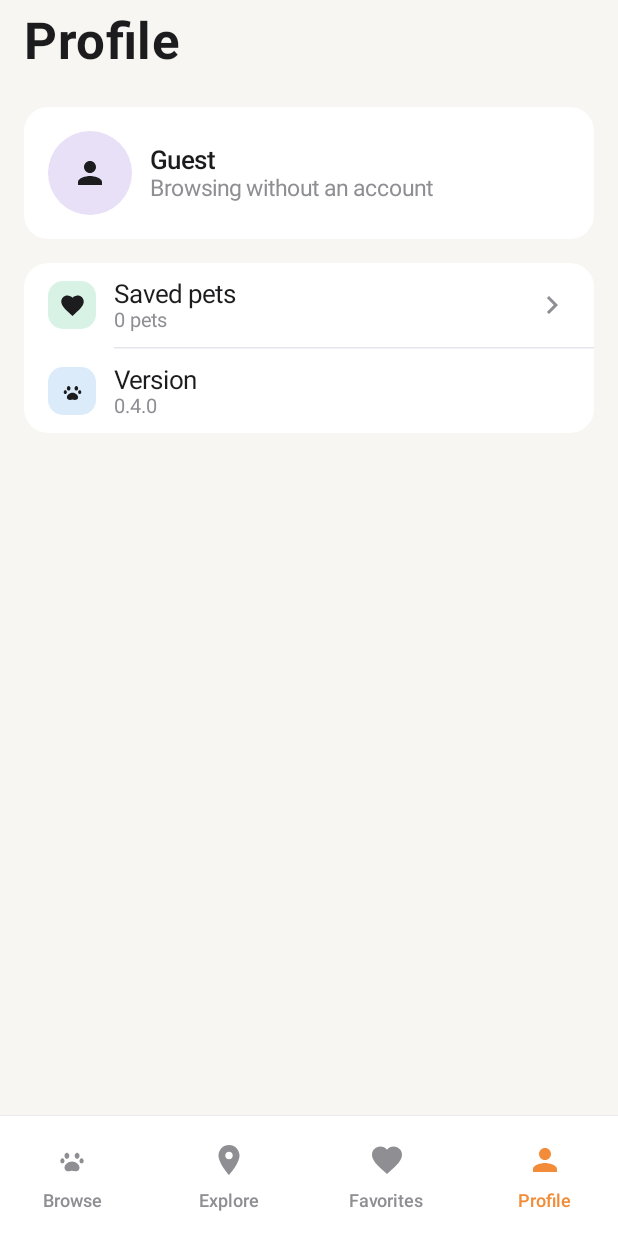
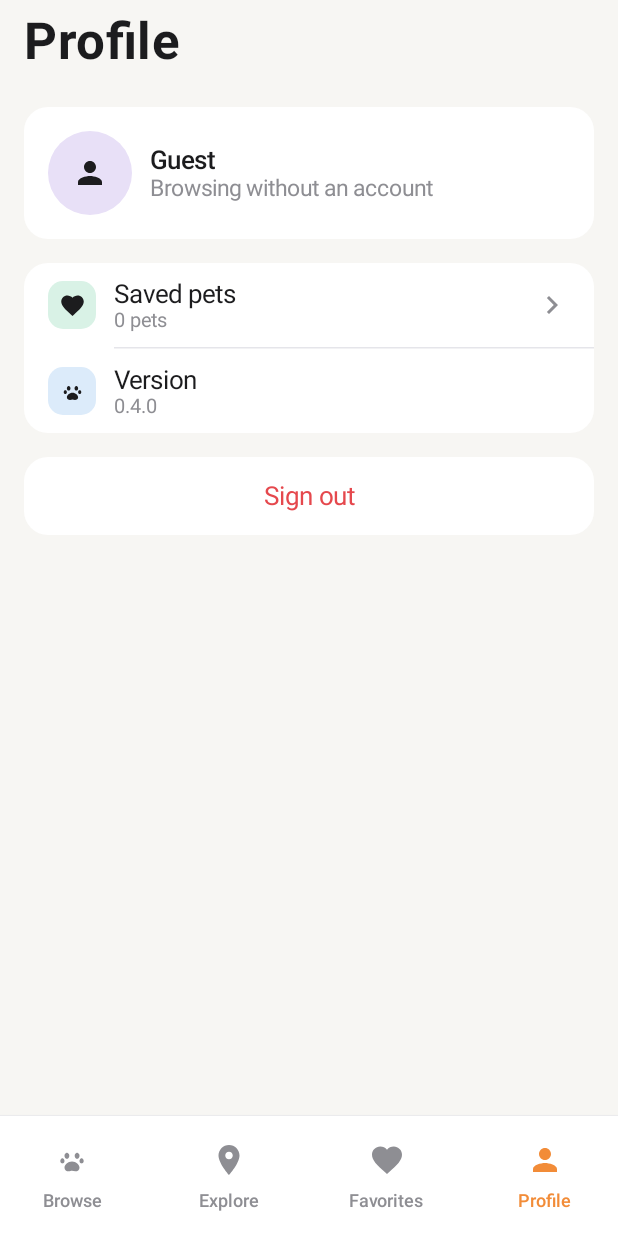
Before and after one commit to aakocval/pet-adopt, an Android app built with Jetpack Compose: the PetApp screen opened through its navigation route, item 4 of the bottom bar chosen, on a phone screen of 412 x 824 dp. Run offline under Robolectric (Android 15) with nearby library versions, the phone set to English and light mode, and no system bars; our stand-ins replace Dagger/Hilt's generated code; libraries missing offline, so code that uses them is left out: androidx.hilt.lifecycle.

Commit message:
feat(profile): show the signed-in user and add sign out

```diff
--- a/app/src/main/kotlin/io/github/aakocval/petadopt/feature/profile/ui/ProfileRoute.kt
+++ b/app/src/main/kotlin/io/github/aakocval/petadopt/feature/profile/ui/ProfileRoute.kt
@@ -13,5 +13,10 @@ fun ProfileRoute(
     viewModel: ProfileViewModel = hiltViewModel(),
 ) {
     val uiState by viewModel.uiState.collectAsStateWithLifecycle()
-    ProfileScreen(uiState = uiState, onOpenFavorites = onOpenFavorites, modifier = modifier)
+    ProfileScreen(
+        uiState = uiState,
+        onOpenFavorites = onOpenFavorites,
+        onSignOut = viewModel::onSignOut,
+        modifier = modifier,
+    )
 }
--- a/app/src/main/kotlin/io/github/aakocval/petadopt/feature/profile/ui/ProfileScreen.kt
+++ b/app/src/main/kotlin/io/github/aakocval/petadopt/feature/profile/ui/ProfileScreen.kt
@@ -1,6 +1,7 @@
 package io.github.aakocval.petadopt.feature.profile.ui
 
 import androidx.compose.foundation.background
+import androidx.compose.foundation.clickable
 import androidx.compose.foundation.layout.Arrangement
 import androidx.compose.foundation.layout.Box
 import androidx.compose.foundation.layout.Column
@@ -23,6 +24,8 @@ import androidx.compose.ui.Modifier
 import androidx.compose.ui.res.painterResource
 import androidx.compose.ui.res.pluralStringResource
 import androidx.compose.ui.res.stringResource
+import androidx.compose.ui.semantics.Role
+import androidx.compose.ui.text.style.TextAlign
 import androidx.compose.ui.tooling.preview.PreviewLightDark
 import androidx.compose.ui.unit.dp
 import io.github.aakocval.petadopt.R
@@ -36,6 +39,7 @@ import io.github.aakocval.petadopt.core.designsystem.theme.Spacing
 fun ProfileScreen(
     uiState: ProfileUiState,
     onOpenFavorites: () -> Unit,
+    onSignOut: () -> Unit,
     modifier: Modifier = Modifier,
 ) {
     Column(
@@ -62,9 +66,12 @@ fun ProfileScreen(
                     Icon(painterResource(PetAdoptIcons.Person), contentDescription = null)
                 }
                 Column {
-                    Text(stringResource(R.string.profile_guest_name), style = MaterialTheme.typography.titleMedium)
                     Text(
-                        text = stringResource(R.string.profile_guest_body),
+                        uiState.userName ?: stringResource(R.string.profile_guest_name),
+                        style = MaterialTheme.typography.titleMedium,
+                    )
+                    Text(
+                        text = uiState.userEmail ?: stringResource(R.string.profile_guest_body),
                         style = MaterialTheme.typography.bodyMedium,
                         color = MaterialTheme.colorScheme.onSurfaceVariant,
                     )
@@ -92,6 +99,19 @@ fun ProfileScreen(
                 iconBackground = PetAdoptTheme.colors.tileFor("profile-version"),
             )
         }
+        Card {
+            Text(
+                text = stringResource(R.string.profile_sign_out),
+                style = MaterialTheme.typography.bodyLarge,
+                color = MaterialTheme.colorScheme.error,
+                textAlign = TextAlign.Center,
+                modifier =
+                    Modifier
+                        .fillMaxWidth()
+                        .clickable(role = Role.Button, onClick = onSignOut)
+                        .padding(Spacing.lg),
+            )
+        }
     }
 }
 
@@ -115,7 +135,17 @@ private fun Card(content: @Composable () -> Unit) {
 private fun ProfileScreenPreview() {
     PetAdoptTheme {
         Surface(color = MaterialTheme.colorScheme.background) {
-            ProfileScreen(uiState = ProfileUiState(favoriteCount = 3, appVersion = "0.4.0"), onOpenFavorites = {})
+            ProfileScreen(
+                uiState =
+                    ProfileUiState(
+                        userName = "Alex",
+                        userEmail = "alex@example.com",
+                        favoriteCount = 3,
+                        appVersion = "0.5.0",
+                    ),
+                onOpenFavorites = {},
+                onSignOut = {},
+            )
         }
     }
 }
--- a/app/src/main/kotlin/io/github/aakocval/petadopt/feature/profile/ui/ProfileUiState.kt
+++ b/app/src/main/kotlin/io/github/aakocval/petadopt/feature/profile/ui/ProfileUiState.kt
@@ -1,10 +1,9 @@
 package io.github.aakocval.petadopt.feature.profile.ui
 
-/**
- * Profile content. The user is always a guest until sign-in arrives with the auth gate (M4),
- * so there's no loading state: everything here is local and immediate.
- */
+/** Profile content. Everything is local and immediate, so there's no loading state. */
 data class ProfileUiState(
+    val userName: String? = null,
+    val userEmail: String? = null,
     val favoriteCount: Int = 0,
     val appVersion: String = "",
 )
--- a/app/src/main/kotlin/io/github/aakocval/petadopt/feature/profile/ui/ProfileViewModel.kt
+++ b/app/src/main/kotlin/io/github/aakocval/petadopt/feature/profile/ui/ProfileViewModel.kt
@@ -4,27 +4,34 @@ import androidx.lifecycle.ViewModel
 import androidx.lifecycle.viewModelScope
 import dagger.hilt.android.lifecycle.HiltViewModel
 import io.github.aakocval.petadopt.core.common.AppInfo
+import io.github.aakocval.petadopt.domain.repository.AuthRepository
 import io.github.aakocval.petadopt.domain.repository.FavoritesRepository
 import kotlinx.coroutines.flow.SharingStarted
 import kotlinx.coroutines.flow.StateFlow
-import kotlinx.coroutines.flow.map
+import kotlinx.coroutines.flow.combine
 import kotlinx.coroutines.flow.stateIn
+import kotlinx.coroutines.launch
 import javax.inject.Inject
 
 @HiltViewModel
 class ProfileViewModel
     @Inject
     constructor(
+        private val authRepository: AuthRepository,
         favoritesRepository: FavoritesRepository,
         appInfo: AppInfo,
     ) : ViewModel() {
         private val initial = ProfileUiState(appVersion = appInfo.versionName)
 
         val uiState: StateFlow<ProfileUiState> =
-            favoritesRepository
-                .observeFavoriteIds()
-                .map { initial.copy(favoriteCount = it.size) }
-                .stateIn(viewModelScope, SharingStarted.WhileSubscribed(STOP_TIMEOUT_MILLIS), initial)
+            combine(authRepository.currentUser, favoritesRepository.observeFavoriteIds()) { user, favoriteIds ->
+                initial.copy(userName = user?.displayName, userEmail = user?.email, favoriteCount = favoriteIds.size)
+            }.stateIn(viewModelScope, SharingStarted.WhileSubscribed(STOP_TIMEOUT_MILLIS), initial)
+
+        /** Only clears the session. The app root sees it and swaps to the auth graph, clearing the back stack. */
+        fun onSignOut() {
+            viewModelScope.launch { authRepository.signOut() }
+        }
 
         private companion object {
             const val STOP_TIMEOUT_MILLIS = 5_000L
--- a/app/src/main/res/values/strings.xml
+++ b/app/src/main/res/values/strings.xml
@@ -53,6 +53,7 @@
         <item quantity="other">%d pets</item>
     </plurals>
     <string name="profile_version">Version</string>
+    <string name="profile_sign_out">Sign out</string>
 
     <!-- Explore -->
     <string name="explore_title">Explore</string>
```
Also changed, not shown: 1 other file.
